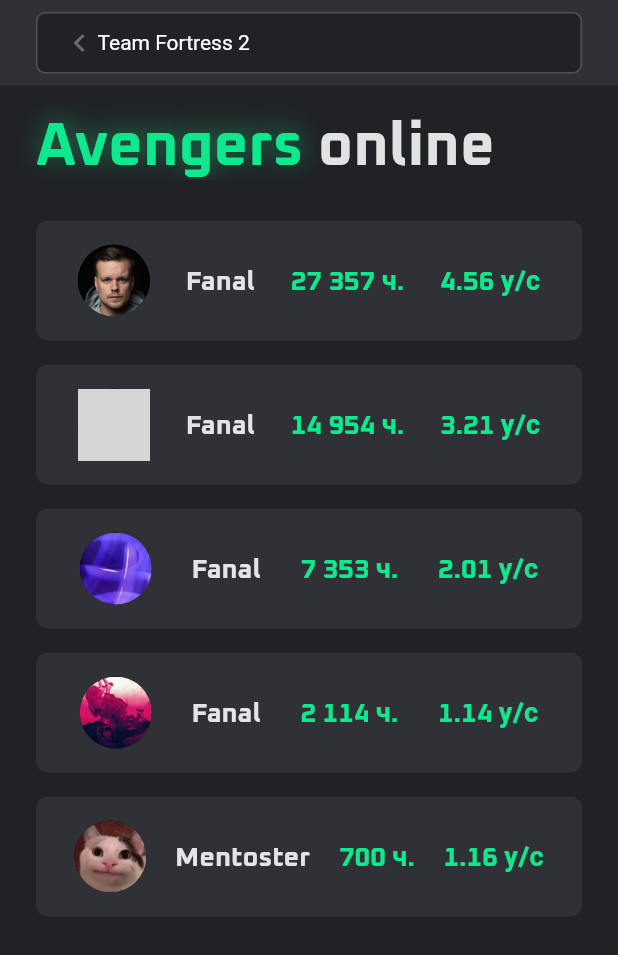
After one commit to mentoster/Companion_flutter_app, a Flutter app: the SearchResultPage screen opened directly, on a phone screen of 412 x 824 dp. The commit adds this screen. Shown: the top 955 px of the screen. Run offline on Flutter 3.47's test engine with Material 2 defaults, Android fonts, the phone set to English and light mode, and no system bars; our stand-ins replace get, get_storage, hive, hive_flutter; missing offline and left inert: dart:ffi, material_tag_editor, story; accounts and stored records are empty; grey boxes are pictures that could not be loaded.

Commit message:
finish screens

```diff
--- a/lib/app/ui/pages/search_input_page/search_input_page.dart
+++ b/lib/app/ui/pages/search_input_page/search_input_page.dart
@@ -1,11 +1,8 @@
-import 'package:companion/app/ui/global_widgets.dart/back_button_widget.dart';
 import 'package:companion/app/ui/theme/app_constants.dart';
-import 'package:companion/app/ui/theme/app_theme.dart';
 import 'package:flutter/material.dart';
-import 'package:get/get.dart';
 
+import 'widgets/seach_bar_widget.dart';
 import 'widgets/search_history_widget.dart';
-import 'widgets/search_input_widget.dart';
 
 class SearchInputPage extends StatefulWidget {
   SearchInputPage({Key? key}) : super(key: key);
@@ -17,7 +14,6 @@
 class _SearchInputPageState extends State<SearchInputPage> {
   @override
   Widget build(BuildContext context) {
-    final theme = Theme.of(context);
     return Scaffold(
       backgroundColor: Theme.of(context).colorScheme.surface,
       body: SafeArea(
@@ -26,32 +22,11 @@
           child: Column(
             crossAxisAlignment: CrossAxisAlignment.start,
             children: [
-              SizedBox(
-                  width: double.infinity,
-                  height: 57,
-                  child: Padding(
-                    padding: const EdgeInsets.symmetric(
-                        vertical: defaultPadding / 2),
-                    child: Container(
-                        decoration: BoxDecoration(
-                            borderRadius: const BorderRadius.all(
-                              Radius.circular(6),
-                            ),
-                            color: Theme.of(context).colorScheme.background,
-                            border: Border.all(color: const Color(0xff525252))),
-                        child: LayoutBuilder(builder:
-                            (BuildContext context, BoxConstraints constraints) {
-                          return SearchInputWidget(
-                            searchController: widget._searchController,
-                            constraints: constraints,
-                          );
-                        })),
-                  )),
+              SearchBarWidget(searchController: widget._searchController),
               const Divider(),
-              SearchHistoryWidget(
-                  searchResult: "Team Fortress 2", theme: theme),
+              const SearchHistoryWidget(searchResult: "Team Fortress 2"),
               const Divider(),
-              SearchHistoryWidget(searchResult: "Dota 2", theme: theme),
+              const SearchHistoryWidget(searchResult: "Dota 2"),
               const Divider(),
             ],
           ),
--- a/lib/app/ui/pages/search_input_page/widgets/seach_bar_widget.dart
+++ b/lib/app/ui/pages/search_input_page/widgets/seach_bar_widget.dart
@@ -1 +1,37 @@
+import 'package:companion/app/ui/theme/app_constants.dart';
 import 'package:flutter/material.dart';
+
+import 'search_input_widget.dart';
+
+class SearchBarWidget extends StatelessWidget {
+  const SearchBarWidget({
+    Key? key,
+    required this.searchController,
+  }) : super(key: key);
+
+  final TextEditingController searchController;
+
+  @override
+  Widget build(BuildContext context) {
+    return SizedBox(
+        width: double.infinity,
+        height: 57,
+        child: Padding(
+          padding: const EdgeInsets.symmetric(vertical: defaultPadding / 2),
+          child: Container(
+              decoration: BoxDecoration(
+                  borderRadius: const BorderRadius.all(
+                    Radius.circular(6),
+                  ),
+                  color: Theme.of(context).colorScheme.background,
+                  border: Border.all(color: const Color(0xff525252))),
+              child: LayoutBuilder(
+                  builder: (BuildContext context, BoxConstraints constraints) {
+                return SearchInputWidget(
+                  searchController: searchController,
+                  constraints: constraints,
+                );
+              })),
+        ));
+  }
+}
--- a/lib/app/ui/pages/search_input_page/widgets/search_history_widget.dart
+++ b/lib/app/ui/pages/search_input_page/widgets/search_history_widget.dart
@@ -5,11 +5,9 @@
   const SearchHistoryWidget({
     Key? key,
     required this.searchResult,
-    required this.theme,
   }) : super(key: key);
 
   final String searchResult;
-  final ThemeData theme;
 
   @override
   Widget build(BuildContext context) {
@@ -25,7 +23,8 @@
             ),
             Text(
               searchResult,
-              style: TextStyle(color: theme.textTheme.bodyText1!.color),
+              style: TextStyle(
+                  color: Theme.of(context).textTheme.bodyText1!.color),
             )
           ],
         ),
--- a/lib/app/ui/pages/search_input_page/widgets/search_input_widget.dart
+++ b/lib/app/ui/pages/search_input_page/widgets/search_input_widget.dart
@@ -1,3 +1,4 @@
+import 'package:companion/app/ui/pages/search_result_page/search_result_page.dart';
 import 'package:companion/app/ui/theme/app_constants.dart';
 import 'package:flutter/material.dart';
 import 'package:get/get.dart';
@@ -20,13 +21,18 @@
       children: [
         Padding(
           padding: const EdgeInsets.only(left: defaultPadding),
-          child: GestureDetector(
+          child: InkWell(
               onTap: () => Get.back(), child: const Icon(Icons.chevron_left)),
         ),
         SizedBox(
           width: constraints.maxWidth - defaultPadding * 5,
           child: TextField(
+            textInputAction: TextInputAction.search,
             autofocus: true,
+            onSubmitted: (value) {
+              Get.to(() => SearchResultPage(),
+                  transition: Transition.noTransition);
+            },
             controller: searchController,
             cursorColor: Theme.of(context).textTheme.bodyText1!.color,
             style: TextStyle(
--- /dev/null
+++ b/lib/app/ui/pages/search_result_page/search_result_page.dart
@@ -0,0 +1,134 @@
+import 'package:companion/app/ui/global_widgets.dart/blur_widget.dart';
+import 'package:companion/app/ui/theme/app_constants.dart';
+import 'package:companion/app/ui/theme/app_text_theme.dart';
+import 'package:companion/app/ui/theme/app_theme.dart';
+import 'package:flutter/material.dart';
+import 'package:get/get.dart';
+
+import 'widgets/avenger_card.dart';
+
+class SearchResultPage extends StatelessWidget {
+  const SearchResultPage({Key? key}) : super(key: key);
+
+  @override
+  Widget build(BuildContext context) {
+    return Scaffold(
+      body: SafeArea(
+        child: Column(
+          crossAxisAlignment: CrossAxisAlignment.start,
+          children: [
+            Container(
+                decoration:
+                    BoxDecoration(color: Theme.of(context).colorScheme.surface),
+                padding: const EdgeInsets.symmetric(horizontal: screenPadding),
+                child: Container(
+                    width: double.infinity,
+                    height: 57,
+                    padding: const EdgeInsets.symmetric(
+                        vertical: defaultPadding / 2),
+                    child: Container(
+                      decoration: BoxDecoration(
+                          borderRadius: const BorderRadius.all(
+                            Radius.circular(6),
+                          ),
+                          color: Theme.of(context).colorScheme.background,
+                          border: Border.all(color: const Color(0xff525252))),
+                      child: Row(
+                        children: [
+                          const SizedBox(
+                            width: defaultPadding,
+                          ),
+                          InkWell(
+                              onTap: () => Get.back(),
+                              child: const Icon(Icons.chevron_left)),
+                          const Text("Team Fortress 2")
+                        ],
+                      ),
+                    ))),
+            Stack(
+              children: [
+                Padding(
+                  padding: const EdgeInsets.only(left: 6, top: 13),
+                  child: BlurFilter(
+                    child: Text(
+                      "  Avengers  ",
+                      style: TextStyle(
+                        fontSize: 40,
+                        fontFamily: "Oxanium",
+                        fontWeight: FontWeight.w700,
+                        color: Theme.of(context)
+                            .colorScheme
+                            .primary
+                            .withOpacity(0.4),
+                      ),
+                    ),
+                    sigmaX: 8.0,
+                    sigmaY: 8.0,
+                  ),
+                ),
+                Padding(
+                  padding: const EdgeInsets.symmetric(
+                      vertical: 16, horizontal: screenPadding),
+                  child: RichText(
+                    text: TextSpan(
+                      text: "Avengers ",
+                      style: pageTitle,
+                      children: <TextSpan>[
+                        TextSpan(
+                            text: 'online',
+                            style: TextStyle(
+                              fontSize: 40,
+                              fontFamily: "Oxanium",
+                              fontWeight: FontWeight.w700,
+                              color:
+                                  Theme.of(context).textTheme.bodyText1!.color,
+                            )),
+                      ],
+                    ),
+                  ),
+                )
+              ],
+            ),
+            Padding(
+              padding: const EdgeInsets.symmetric(horizontal: screenPadding),
+              child: Column(
+                children: [
+                  AvengerCard(
+                    imagePath: "assets/images/dummy_images/avatars/ava1.jpeg",
+                    nickname: "Fanal",
+                    hours: "27 357 ч.",
+                    kills: "4.56 у/с",
+                  ),
+                  AvengerCard(
+                    imagePath: "assets/images/dummy_images/avatars/ava3.jpeg",
+                    nickname: "Fanal",
+                    hours: "14 954 ч.",
+                    kills: "3.21 у/с",
+                  ),
+                  AvengerCard(
+                    imagePath: "assets/images/dummy_images/avatars/ava5.jpeg",
+                    nickname: "Fanal",
+                    hours: "7 353 ч.",
+                    kills: "2.01 у/с",
+                  ),
+                  AvengerCard(
+                    imagePath: "assets/images/dummy_images/avatars/ava7.jpeg",
+                    nickname: "Fanal",
+                    hours: "2 114 ч.",
+                    kills: "1.14 у/с",
+                  ),
+                  AvengerCard(
+                    imagePath: "assets/images/dummy_images/avatars/ava8.png",
+                    nickname: "Mentoster",
+                    hours: "700 ч.",
+                    kills: "1.16 у/с",
+                  ),
+                ],
+              ),
+            )
+          ],
+        ),
+      ),
+    );
+  }
+}
--- /dev/null
+++ b/lib/app/ui/pages/search_result_page/widgets/avenger_card.dart
@@ -0,0 +1,66 @@
+import 'package:companion/app/ui/theme/app_constants.dart';
+import 'package:companion/app/ui/theme/app_text_theme.dart';
+import 'package:companion/app/ui/theme/app_theme.dart';
+import 'package:flutter/material.dart';
+
+class AvengerCard extends StatelessWidget {
+  final String imagePath;
+  final String nickname;
+  final String hours;
+  final String kills;
+  AvengerCard({
+    Key? key,
+    required this.imagePath,
+    required this.nickname,
+    required this.hours,
+    required this.kills,
+  }) : super(key: key);
+
+  final statStyle = TextStyle(
+    fontSize: 18,
+    fontFamily: "Oxanium",
+    fontWeight: FontWeight.w700,
+    color: Themes.dark.colorScheme.primary,
+  );
+  final strutStyle = const StrutStyle(
+    fontSize: 18.0,
+    height: 1.3,
+  );
+  @override
+  Widget build(BuildContext context) {
+    return Padding(
+      padding: const EdgeInsets.symmetric(vertical: defaultPadding / 2),
+      child: Container(
+          decoration: BoxDecoration(
+            borderRadius: const BorderRadius.all(Radius.circular(8)),
+            color: Theme.of(context).colorScheme.surface,
+          ),
+          padding: const EdgeInsets.symmetric(
+              vertical: defaultPadding, horizontal: defaultPadding),
+          child: Row(
+            mainAxisAlignment: MainAxisAlignment.spaceAround,
+            children: [
+              CircleAvatar(
+                maxRadius: 24,
+                backgroundImage: AssetImage(imagePath),
+              ),
+              Text(
+                nickname,
+                style: nickNameSearchResult,
+                strutStyle: strutStyle,
+              ),
+              Text(
+                hours,
+                style: statStyle,
+                strutStyle: strutStyle,
+              ),
+              Text(
+                kills,
+                style: statStyle,
+                strutStyle: strutStyle,
+              ),
+            ],
+          )),
+    );
+  }
+}
--- a/lib/app/ui/theme/app_text_theme.dart
+++ b/lib/app/ui/theme/app_text_theme.dart
@@ -22,6 +22,13 @@
   fontWeight: FontWeight.w700,
   color: Themes.dark.colorScheme.primary,
 );
+final TextStyle nickNameSearchResult = TextStyle(
+  fontSize: 18,
+  fontFamily: "Oxanium",
+  fontWeight: FontWeight.w700,
+  color: Themes.dark.textTheme.bodyText1!.color,
+);
+
 final TextStyle textRegular18 = TextStyle(
   fontSize: 18,
   color: Themes.dark.textTheme.bodyText1!.color,
```
